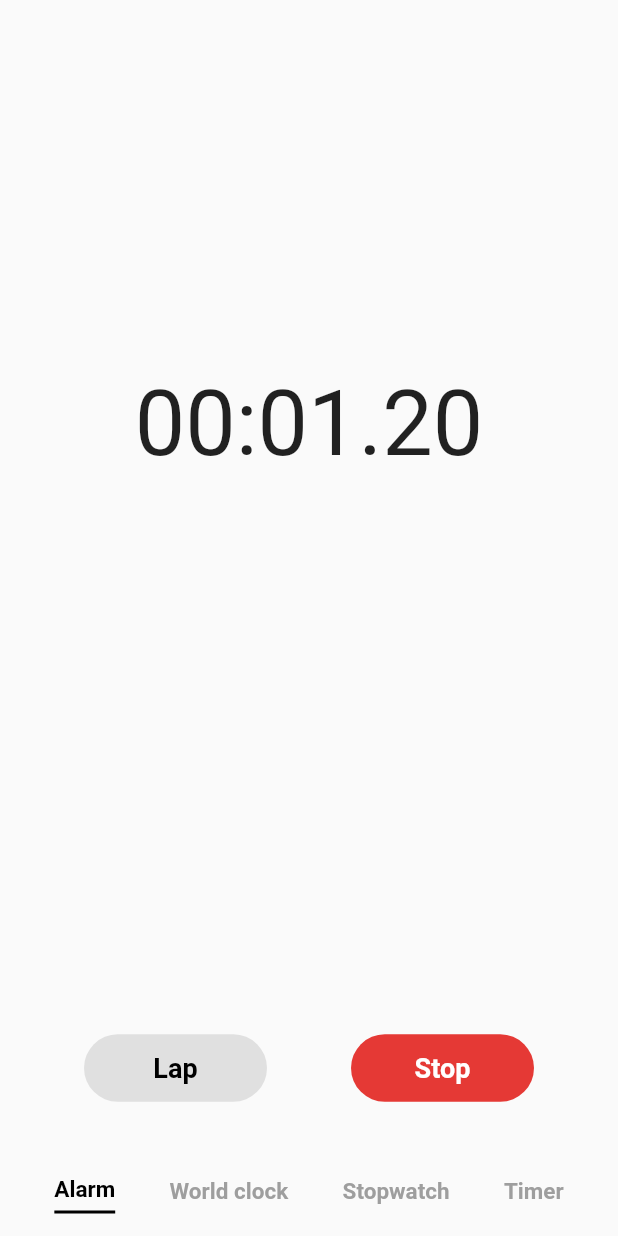
After one commit to ambareng/samsung_clock_app_clone, a Flutter app: the Stopwatch screen opened by its route, after a tap on "Start", on a phone screen of 412 x 824 dp. The commit adds this screen. Run offline on Flutter 3.47's test engine with Material 2 defaults, Android fonts, the phone set to English and light mode, and no system bars; our stand-ins replace avatar_glow, awesome_notifications, google_fonts, sqflite; missing offline and left inert: android_alarm_manager_plus, no_context_navigation; accounts and stored records are empty.

Commit message:
Basic Stopwatch Feature w/o Laps

```diff
--- a/lib/constants/text_styles.dart
+++ b/lib/constants/text_styles.dart
@@ -68,3 +68,7 @@ const TextStyle alarmDateDisabled = TextStyle(
   color: Colors.grey,
   letterSpacing: 0.0
 );
+
+const TextStyle timer = TextStyle(
+  fontSize: xxLarge
+);
--- a/lib/main.dart
+++ b/lib/main.dart
@@ -5,9 +5,11 @@ import 'package:flutter/material.dart';
 import 'package:flutter/services.dart';
 import 'package:no_context_navigation/no_context_navigation.dart';
 import 'package:provider/provider.dart';
+import 'package:samsung_clock_app_clone/providers/stopwatch_provider.dart';
 import 'package:samsung_clock_app_clone/providers/time_picker_provider.dart';
 import 'package:samsung_clock_app_clone/screens/add_alarm.dart';
 import 'package:samsung_clock_app_clone/screens/alarm_screen.dart';
+import 'package:samsung_clock_app_clone/screens/stopwatch_screen.dart';
 import 'package:samsung_clock_app_clone/screens/world_clock_screen.dart';
 import 'screens/dismiss_alarm.dart';
 
@@ -55,6 +57,7 @@ Future<void> main() async {
     MultiProvider(
       providers: [
         ChangeNotifierProvider(create: (_) => TimePickerProvider()),
+        ChangeNotifierProvider(create: (_) => StopwatchProvider())
       ],
       child: const Main(),
     )
@@ -90,6 +93,8 @@ class _MainState extends State<Main> {
             return MaterialPageRoute(builder: (context) => const DismissAlarm());
           case '/world_clock':
             return MaterialPageRoute(builder: (context) => const WorldClockScreen());
+          case '/stopwatch':
+            return MaterialPageRoute(builder: (context) => const Stopwatch());
           default:
             return MaterialPageRoute(builder: (context) => const AlarmScreen());
         }
--- /dev/null
+++ b/lib/providers/stopwatch_provider.dart
@@ -0,0 +1,60 @@
+import 'dart:async';
+
+import 'package:flutter/material.dart';
+
+class StopwatchProvider with ChangeNotifier {
+  late Timer stopwatch;
+  int _minute = 0;
+  int _second = 0;
+  int _millisecond = 0;
+
+  String get minute {
+    if (_minute < 10) {
+      return '0$_minute';
+    }
+    return '$_minute';
+  }
+
+  String get second {
+    if (_second < 10) {
+      return '0$_second';
+    }
+    return '$_second';
+  }
+
+  String get millisecond {
+    if (_millisecond < 10) {
+      return '0$_millisecond';
+    }
+    return '$_millisecond';
+  }
+
+  void startTimer() {
+    stopwatch = Timer.periodic(const Duration(milliseconds: 10), (timer) {
+      _millisecond++;
+      if (_millisecond == 100) {
+        _millisecond = 0;
+        _second++;
+      }
+      if (_second == 60) {
+        _second = 0;
+        _minute++;
+      }
+      notifyListeners();
+    });
+  }
+
+  void resetTimer() {
+    stopTimer();
+
+    _minute = 0;
+    _second = 0;
+    _millisecond = 0;
+    notifyListeners();
+  }
+
+  void stopTimer() {
+    stopwatch.cancel();
+    notifyListeners();
+  }
+}
--- /dev/null
+++ b/lib/screens/stopwatch_screen.dart
@@ -0,0 +1,159 @@
+import 'dart:async';
+
+import 'package:flutter/material.dart';
+import 'package:google_fonts/google_fonts.dart';
+import 'package:provider/provider.dart';
+import 'package:samsung_clock_app_clone/constants/text_sizes.dart';
+import 'package:samsung_clock_app_clone/constants/text_styles.dart';
+import 'package:samsung_clock_app_clone/providers/stopwatch_provider.dart';
+import 'package:samsung_clock_app_clone/widgets/bottom_nav_bar.dart';
+
+int minute = 0;
+int second = 0;
+int millisecond = 0;
+
+enum stopwatchStates {
+  running, paused, stopped
+}
+
+class Stopwatch extends StatelessWidget {
+  const Stopwatch({Key? key}) : super(key: key);
+
+  @override
+  Widget build(BuildContext context) {
+    return Scaffold(
+      body: Container(
+        width: double.infinity,
+        padding: EdgeInsets.only(top: MediaQuery.of(context).size.height * 0.3),
+        child: Column(
+          children: const [
+            TimerWidget(),
+            TimerButtons(),
+          ],
+        ),
+      ),
+      bottomNavigationBar: const BottomNavBar(),
+    );
+  }
+}
+
+class TimerButtons extends StatefulWidget {
+  const TimerButtons({
+    Key? key,
+  }) : super(key: key);
+
+  @override
+  State<TimerButtons> createState() => _TimerButtonsState();
+}
+
+class _TimerButtonsState extends State<TimerButtons> {
+  stopwatchStates currentStopwatchState = stopwatchStates.stopped;
+
+  void startPauseStopwatchHandler(BuildContext context) {
+    setState(() {
+      if (currentStopwatchState == stopwatchStates.stopped) {
+        currentStopwatchState = stopwatchStates.running;
+        context.read<StopwatchProvider>().startTimer();
+      } else if (currentStopwatchState == stopwatchStates.running) {
+        currentStopwatchState = stopwatchStates.paused;
+        context.read<StopwatchProvider>().stopTimer();
+      } else if (currentStopwatchState == stopwatchStates.paused) {
+        currentStopwatchState = stopwatchStates.running;
+        context.read<StopwatchProvider>().startTimer();
+      }
+    });
+  }
+
+  void resetLapStopwatchHandler(BuildContext context) {
+    setState(() {
+      if (currentStopwatchState == stopwatchStates.running) {
+        // lapHandler();
+      } else if (currentStopwatchState == stopwatchStates.paused) {
+        currentStopwatchState = stopwatchStates.stopped;
+        context.read<StopwatchProvider>().resetTimer();
+      }
+    });
+  }
+
+  @override
+  Widget build(BuildContext context) {
+    return Row(
+      mainAxisAlignment: MainAxisAlignment.spaceEvenly,
+      children: [
+        ElevatedButton(
+          style: ElevatedButton.styleFrom(
+            shape: const StadiumBorder(),
+            elevation: 0,
+            primary: Colors.grey[300]
+          ),
+          onPressed: () => resetLapStopwatchHandler(context),
+          child: SizedBox(
+            // padding: const EdgeInsets.symmetric(horizontal: 20.0, vertical: 14.0),
+            height: 45.0,
+            width: 90.0,
+            child: Center(
+              child: Text(
+                (currentStopwatchState == stopwatchStates.stopped) ? 'Lap' : (currentStopwatchState == stopwatchStates.running) ? 'Lap' : 'Reset',
+                style: GoogleFonts.nanumGothic(
+                  textStyle: const TextStyle(
+                    color: Colors.black,
+                    fontSize: 18.0,
+                    fontWeight: FontWeight.bold
+                  ),
+                ),
+              ),
+            ),
+          ),
+        ),
+        ElevatedButton(
+          style: ElevatedButton.styleFrom(
+            shape: const StadiumBorder(),
+            elevation: 0,
+            primary: (currentStopwatchState == stopwatchStates.stopped || currentStopwatchState == stopwatchStates.paused) ? Colors.blue[800] : Colors.red[600],
+          ),
+          onPressed: () => startPauseStopwatchHandler(context),
+          child: SizedBox(
+            // padding: const EdgeInsets.symmetric(horizontal: 10, vertical: 14.0),
+            height: 45.0,
+            width: 90.0,
+            child: Center(
+              child: Text(
+                (currentStopwatchState == stopwatchStates.stopped) ? 'Start' : (currentStopwatchState == stopwatchStates.running) ? 'Stop' : 'Resume',
+                style: GoogleFonts.nanumGothic(
+                  textStyle: const TextStyle(
+                    fontSize: 18.0,
+                    fontWeight: FontWeight.bold
+                  ),
+                ),
+              ),
+            ),
+          ),
+        )
+      ],
+    );
+  }
+}
+
+class TimerWidget extends StatefulWidget {
+  const TimerWidget({
+    Key? key,
+  }) : super(key: key);
+
+  @override
+  State<TimerWidget> createState() => _TimerWidgetState();
+}
+
+class _TimerWidgetState extends State<TimerWidget> {
+  @override
+  Widget build(BuildContext context) {
+    return Padding(
+      padding: EdgeInsets.only(bottom: MediaQuery.of(context).size.height * 0.45),
+      child: Text(
+        '${context.watch<StopwatchProvider>().minute}:${context.watch<StopwatchProvider>().second}.${context.watch<StopwatchProvider>().millisecond}',
+        style: GoogleFonts.nanumGothic(
+          textStyle: timer,
+        ),
+      ),
+    );
+  }
+}
--- a/lib/widgets/bottom_nav_bar.dart
+++ b/lib/widgets/bottom_nav_bar.dart
@@ -23,7 +23,7 @@ class BottomNavBar extends StatelessWidget {
             Spacer(),
             BottomNavBarItem(itemText: 'World clock', namedRoute: '/world_clock'),
             Spacer(),
-            BottomNavBarItem(itemText: 'Stopwatch', namedRoute: '/alarm'),
+            BottomNavBarItem(itemText: 'Stopwatch', namedRoute: '/stopwatch'),
             Spacer(),
             BottomNavBarItem(itemText: 'Timer', namedRoute: '/alarm'),
             Spacer(),
```
